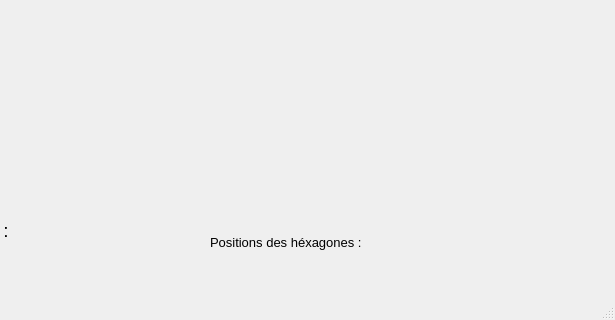
Qt form Abalone/src/gui/mainwindow.ui (Bryan-Gregoire/Abalone) before a commit; both pictures show x 700 to 1315 and y 477 to 797 of the 1315 by 797 pixel window.
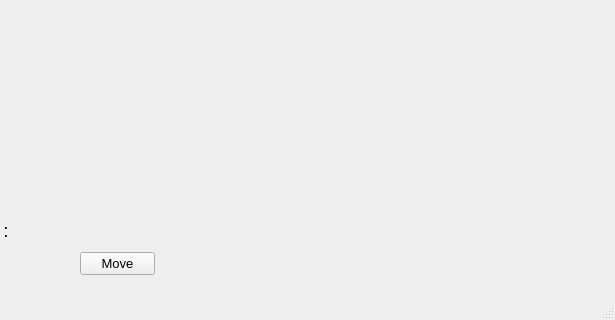
The same form after that commit.

What changed in the file:
```diff
--- a/Abalone/src/gui/mainwindow.ui
+++ b/Abalone/src/gui/mainwindow.ui
@@ -144,24 +144,6 @@
      </property>
     </layout>
    </widget>
-   <widget class="QLabel" name="positions">
-    <property name="geometry">
-     <rect>
-      <x>910</x>
-      <y>670</y>
-      <width>291</width>
-      <height>61</height>
-     </rect>
-    </property>
-    <property name="font">
-     <font>
-      <pointsize>10</pointsize>
-     </font>
-    </property>
-    <property name="text">
-     <string>Positions des héxagones : </string>
-    </property>
-   </widget>
    <widget class="QWidget" name="verticalLayoutWidget_2">
     <property name="geometry">
      <rect>
@@ -204,6 +186,42 @@
      </item>
     </layout>
    </widget>
+   <widget class="QPushButton" name="moveButton">
+    <property name="geometry">
+     <rect>
+      <x>780</x>
+      <y>710</y>
+      <width>75</width>
+      <height>23</height>
+     </rect>
+    </property>
+    <property name="font">
+     <font>
+      <pointsize>10</pointsize>
+     </font>
+    </property>
+    <property name="text">
+     <string>Move</string>
+    </property>
+   </widget>
+   <widget class="QLabel" name="abaPro">
+    <property name="geometry">
+     <rect>
+      <x>780</x>
+      <y>680</y>
+      <width>301</width>
+      <height>16</height>
+     </rect>
+    </property>
+    <property name="font">
+     <font>
+      <pointsize>10</pointsize>
+     </font>
+    </property>
+    <property name="text">
+     <string/>
+    </property>
+   </widget>
   </widget>
   <widget class="QMenuBar" name="menubar">
    <property name="geometry">
```
